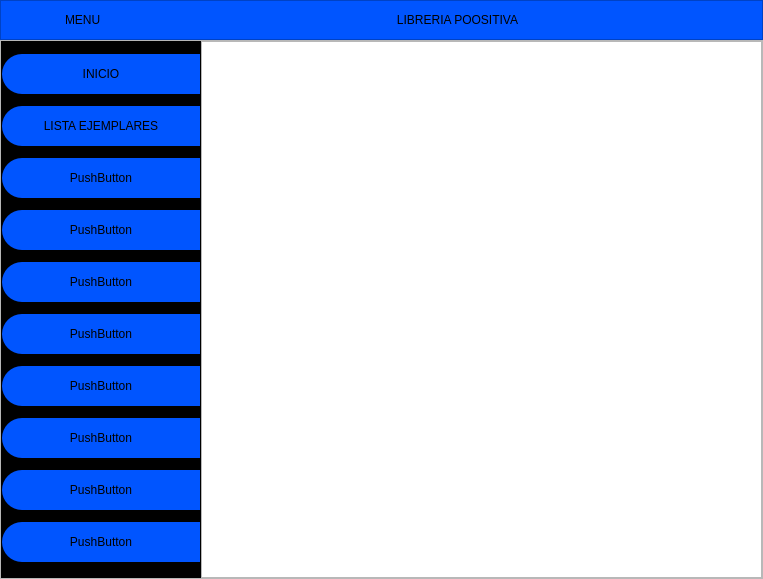
Above: gui/MainWindowLibreriaPoo.ui from sim3075/libreriaPOOsitiva before the change. Below: the same form after it.
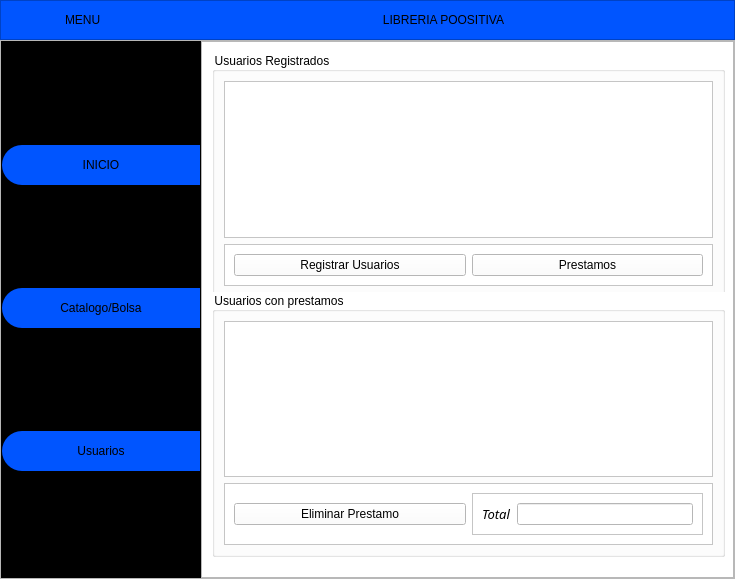
That is the form after the change. The open tabs and pages were chosen to show the change. Icons and pictures are not drawn.

What changed in the file:
```diff
--- a/gui/MainWindowLibreriaPoo.ui
+++ b/gui/MainWindowLibreriaPoo.ui
@@ -6,7 +6,7 @@
    <rect>
     <x>0</x>
     <y>0</y>
-    <width>763</width>
+    <width>735</width>
     <height>579</height>
    </rect>
   </property>
@@ -264,7 +264,7 @@
              </size>
             </property>
             <property name="text">
-             <string>LISTA EJEMPLARES</string>
+             <string>Catalogo/Bolsa</string>
             </property>
             <property name="iconSize">
              <size>
@@ -289,140 +289,7 @@
              </size>
             </property>
             <property name="text">
-             <string>PushButton</string>
-            </property>
-           </widget>
-          </item>
-          <item>
-           <widget class="QPushButton" name="Btn_tres">
-            <property name="minimumSize">
-             <size>
-              <width>0</width>
-              <height>40</height>
-             </size>
-            </property>
-            <property name="maximumSize">
-             <size>
-              <width>16777215</width>
-              <height>40</height>
-             </size>
-            </property>
-            <property name="text">
-             <string>PushButton</string>
-            </property>
-           </widget>
-          </item>
-          <item>
-           <widget class="QPushButton" name="Btn_cuatro">
-            <property name="minimumSize">
-             <size>
-              <width>0</width>
-              <height>40</height>
-             </size>
-            </property>
-            <property name="maximumSize">
-             <size>
-              <width>16777215</width>
-              <height>40</height>
-             </size>
-            </property>
-            <property name="text">
-             <string>PushButton</string>
-            </property>
-           </widget>
-          </item>
-          <item>
-           <widget class="QPushButton" name="Btn_cinco">
-            <property name="minimumSize">
-             <size>
-              <width>0</width>
-              <height>40</height>
-             </size>
-            </property>
-            <property name="maximumSize">
-             <size>
-              <width>16777215</width>
-              <height>40</height>
-             </size>
-            </property>
-            <property name="text">
-             <string>PushButton</string>
-            </property>
-           </widget>
-          </item>
-          <item>
-           <widget class="QPushButton" name="Btn_seis">
-            <property name="minimumSize">
-             <size>
-              <width>0</width>
-              <height>40</height>
-             </size>
-            </property>
-            <property name="maximumSize">
-             <size>
-              <width>16777215</width>
-              <height>40</height>
-             </size>
-            </property>
-            <property name="text">
-             <string>PushButton</string>
-            </property>
-           </widget>
-          </item>
-          <item>
-           <widget class="QPushButton" name="Btn_siete">
-            <property name="minimumSize">
-             <size>
-              <width>0</width>
-              <height>40</height>
-             </size>
-            </property>
-            <property name="maximumSize">
-             <size>
-              <width>16777215</width>
-              <height>40</height>
-             </size>
-            </property>
-            <property name="text">
-             <string>PushButton</string>
-            </property>
-           </widget>
-          </item>
-          <item>
-           <widget class="QPushButton" name="Btn_ocho">
-            <property name="minimumSize">
-             <size>
-              <width>0</width>
-              <height>40</height>
-             </size>
-            </property>
-            <property name="maximumSize">
-             <size>
-              <width>16777215</width>
-              <height>40</height>
-             </size>
-            </property>
-            <property name="text">
-             <string>PushButton</string>
-            </property>
-           </widget>
-          </item>
-          <item>
-           <widget class="QPushButton" name="Btn_nueve">
-            <property name="minimumSize">
-             <size>
-              <width>0</width>
-              <height>40</height>
-             </size>
-            </property>
-            <property name="maximumSize">
-             <size>
-              <width>16777215</width>
-              <height>40</height>
-             </size>
-            </property>
-            <property name="text">
-             <string>PushButton</string>
+             <string>Usuarios</string>
             </property>
            </widget>
           </item>
@@ -617,7 +484,149 @@
               </item>
              </layout>
             </widget>
-            <widget class="QWidget" name="page_dos"/>
+            <widget class="QWidget" name="page_dos">
+             <widget class="QGroupBox" name="groupBox_3">
+              <property name="geometry">
+               <rect>
+                <x>10</x>
+                <y>10</y>
+                <width>513</width>
+                <height>246</height>
+               </rect>
+              </property>
+              <property name="styleSheet">
+               <string notr="true">font:italic 10pt &quot;serifai&quot;</string>
+              </property>
+              <property name="title">
+               <string>Usuarios Registrados</string>
+              </property>
+              <layout class="QVBoxLayout" name="verticalLayout_7">
+               <item>
+                <widget class="QListView" name="listView_usuarios"/>
+               </item>
+               <item>
+                <widget class="QFrame" name="frame_4">
+                 <property name="frameShape">
+                  <enum>QFrame::StyledPanel</enum>
+                 </property>
+                 <property name="frameShadow">
+                  <enum>QFrame::Raised</enum>
+                 </property>
+                 <layout class="QHBoxLayout" name="horizontalLayout_6">
+                  <item>
+                   <widget class="QPushButton" name="btn_registrar_usuario">
+                    <property name="text">
+                     <string>Registrar Usuarios</string>
+                    </property>
+                   </widget>
+                  </item>
+                  <item>
+                   <widget class="QPushButton" name="btn_prestamo">
+                    <property name="text">
+                     <string>Prestamos</string>
+                    </property>
+                   </widget>
+                  </item>
+                 </layout>
+                </widget>
+               </item>
+              </layout>
+             </widget>
+             <widget class="QGroupBox" name="groupBox_4">
+              <property name="geometry">
+               <rect>
+                <x>10</x>
+                <y>250</y>
+                <width>513</width>
+                <height>265</height>
+               </rect>
+              </property>
+              <property name="styleSheet">
+               <string notr="true">font:italic 10pt &quot;serifai&quot;</string>
+              </property>
+              <property name="title">
+               <string>Usuarios con prestamos</string>
+              </property>
+              <layout class="QVBoxLayout" name="verticalLayout_8">
+               <item>
+                <widget class="QTableView" name="tableView_prestamos">
+                 <property name="selectionMode">
+                  <enum>QAbstractItemView::SingleSelection</enum>
+                 </property>
+                 <property name="selectionBehavior">
+                  <enum>QAbstractItemView::SelectRows</enum>
+                 </property>
+                </widget>
+               </item>
+               <item>
+                <widget class="QFrame" name="frame_5">
+                 <property name="frameShape">
+                  <enum>QFrame::StyledPanel</enum>
+                 </property>
+                 <property name="frameShadow">
+                  <enum>QFrame::Raised</enum>
+                 </property>
+                 <layout class="QHBoxLayout" name="horizontalLayout_7">
+                  <item>
+                   <widget class="QPushButton" name="btn_eliminarPrestamo">
+                    <property name="text">
+                     <string>Eliminar Prestamo</string>
+                    </property>
+                   </widget>
+                  </item>
+                  <item>
+                   <widget class="QFrame" name="frame_6">
+                    <property name="frameShape">
+                     <enum>QFrame::StyledPanel</enum>
+                    </property>
+                    <property name="frameShadow">
+                     <enum>QFrame::Raised</enum>
+                    </property>
+                    <layout class="QHBoxLayout" name="horizontalLayout_8">
+                     <item>
+                      <widget class="QLabel" name="label_4">
+                       <property name="sizePolicy">
+                        <sizepolicy hsizetype="Fixed" vsizetype="Preferred">
+                         <horstretch>0</horstretch>
+                         <verstretch>0</verstretch>
+                        </sizepolicy>
+                       </property>
+                       <property name="font">
+                        <font>
+                         <family>serifai</family>
+                         <pointsize>10</pointsize>
+                         <weight>50</weight>
+                         <italic>true</italic>
+                         <bold>false</bold>
+                        </font>
+                       </property>
+                       <property name="text">
+                        <string>Total</string>
+                       </property>
+                      </widget>
+                     </item>
+                     <item>
+                      <widget class="QLineEdit" name="lineEdit_total_2">
+                       <property name="sizePolicy">
+                        <sizepolicy hsizetype="Preferred" vsizetype="Fixed">
+                         <horstretch>0</horstretch>
+                         <verstretch>0</verstretch>
+                        </sizepolicy>
+                       </property>
+                       <property name="readOnly">
+                        <bool>true</bool>
+                       </property>
+                      </widget>
+                     </item>
+                    </layout>
+                   </widget>
+                  </item>
+                 </layout>
+                </widget>
+               </item>
+              </layout>
+             </widget>
+            </widget>
             <widget class="QWidget" name="page_tres"/>
             <widget class="QWidget" name="page_cuatro"/>
             <widget class="QWidget" name="page_cinco"/>
```
Left out of the diff: 11 changed lines with no effect on the pictures.
